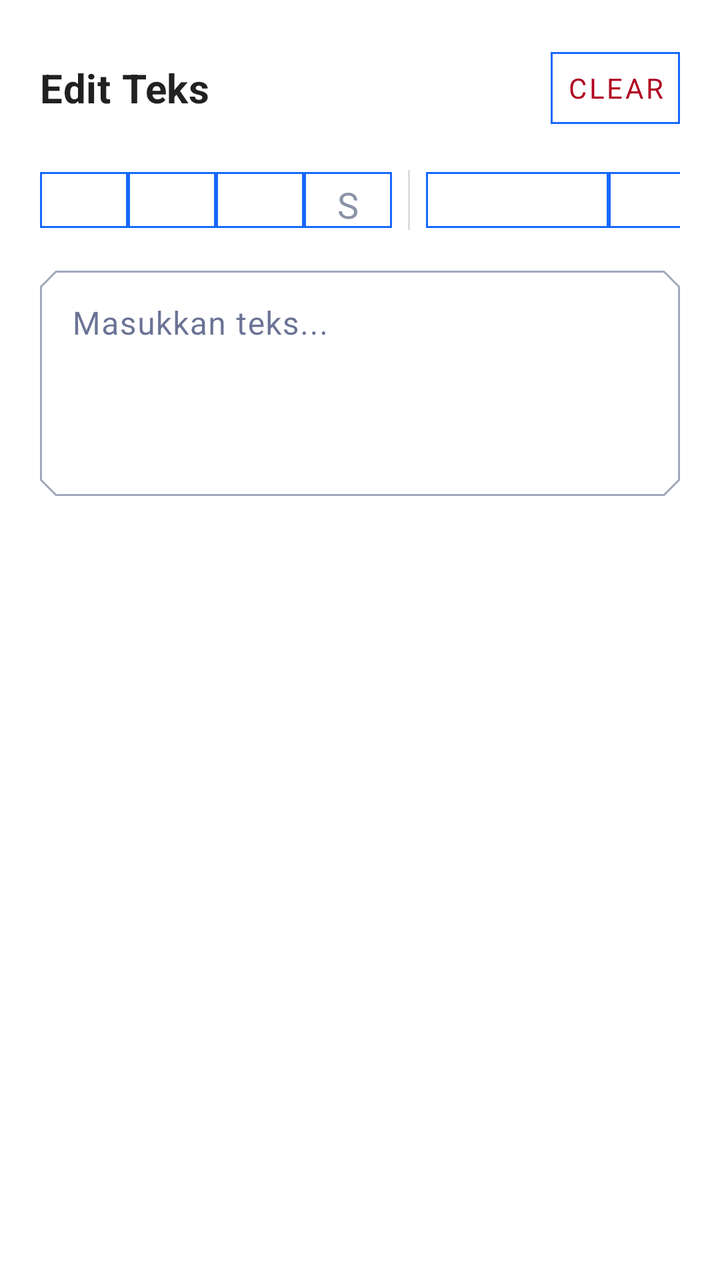
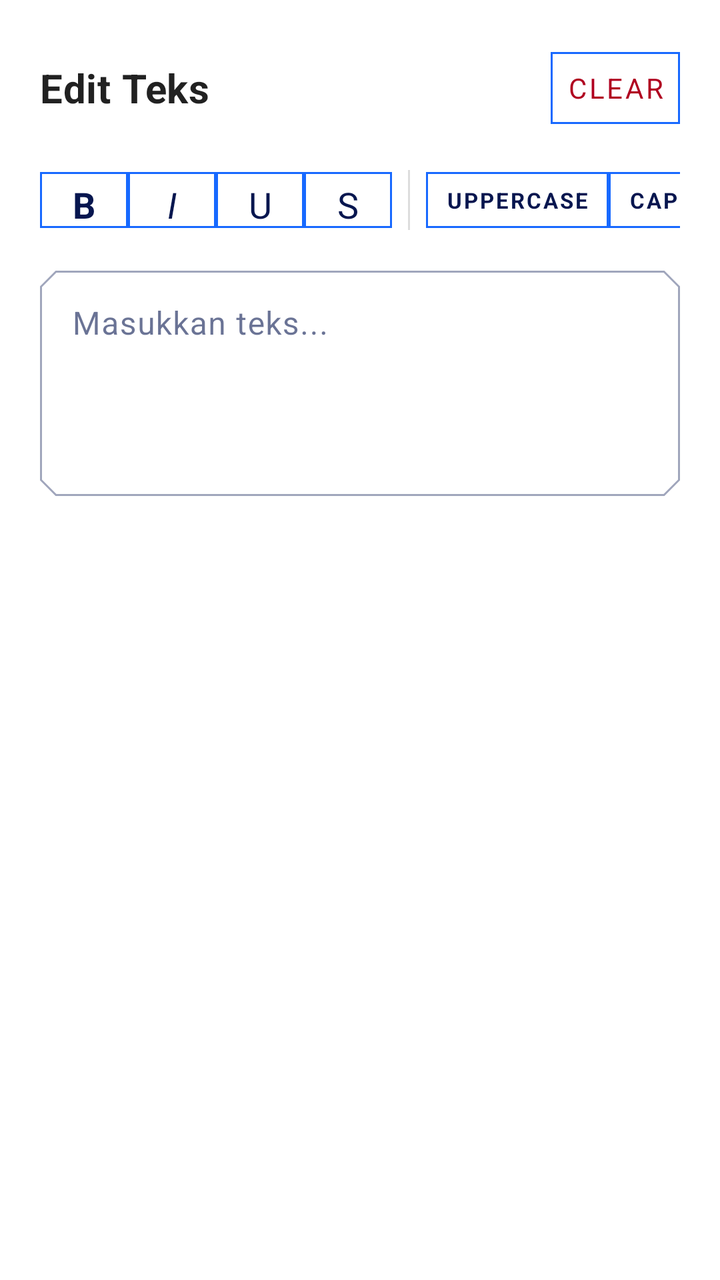

Compare the two renders of this Android layout. The source of the first and the diff that turns it into the second are given below.
<!-- AndroidManifest.xml: application theme AppTheme -->
<!-- res/layout/dialog_edit_text.xml -->
<?xml version="1.0" encoding="utf-8"?>
<LinearLayout xmlns:android="http://schemas.android.com/apk/res/android"
    xmlns:app="http://schemas.android.com/apk/res-auto"
    android:layout_width="match_parent"
    android:layout_height="wrap_content"
    android:orientation="vertical"
    android:padding="20dp">

    
    <LinearLayout
        android:layout_width="match_parent"
        android:layout_height="wrap_content"
        android:gravity="center_vertical"
        android:orientation="horizontal"
        android:paddingBottom="12dp">

        <TextView
            android:id="@+id/dialogTitle"
            android:layout_width="0dp"
            android:layout_height="wrap_content"
            android:layout_weight="1"
            android:text="@string/edit_text_title"
            android:textAppearance="?attr/textAppearanceHeadline6"
            android:textStyle="bold" />

        
        <com.google.android.material.button.MaterialButton
            android:id="@+id/btnClearText"
            style="@style/Widget.MaterialComponents.Button.TextButton"
            android:layout_width="wrap_content"
            android:layout_height="wrap_content"
            android:layout_marginStart="6dp"
            android:minWidth="44dp"
            android:paddingHorizontal="8dp"
            android:text="Clear"
            android:textColor="?attr/colorError" />

    </LinearLayout>

    
    <HorizontalScrollView
        android:id="@+id/formatToolbarScroll"
        android:layout_width="match_parent"
        android:layout_height="wrap_content"
        android:layout_marginBottom="10dp"
        android:scrollbars="none">

        <LinearLayout
            android:id="@+id/formatToolbarContainer"
            android:layout_width="wrap_content"
            android:layout_height="wrap_content"
            android:orientation="horizontal"
            android:gravity="center_vertical">

            <com.google.android.material.button.MaterialButton
                android:id="@+id/btnBold"
                style="@style/Widget.MaterialComponents.Button.TextButton"
                android:layout_width="44dp"
                android:layout_height="40dp"
                android:minWidth="0dp"
                android:text="B"
                android:textSize="18sp"
                android:textStyle="bold" />

            <com.google.android.material.button.MaterialButton
                android:id="@+id/btnItalic"
                style="@style/Widget.MaterialComponents.Button.TextButton"
                android:layout_width="44dp"
                android:layout_height="40dp"
                android:minWidth="0dp"
                android:text="I"
                android:textSize="18sp"
                android:textStyle="italic" />

            <com.google.android.material.button.MaterialButton
                android:id="@+id/btnUnderline"
                style="@style/Widget.MaterialComponents.Button.TextButton"
                android:layout_width="44dp"
                android:layout_height="40dp"
                android:minWidth="0dp"
                android:text="U"
                android:textSize="18sp" />

            <com.google.android.material.button.MaterialButton
                android:id="@+id/btnStrikethrough"
                style="@style/Widget.MaterialComponents.Button.TextButton"
                android:layout_width="44dp"
                android:layout_height="40dp"
                android:minWidth="0dp"
                android:text="S"
                android:textSize="18sp"
                android:textColor="#8A94A6" />

            <View
                android:layout_width="1dp"
                android:layout_height="30dp"
                android:layout_marginHorizontal="8dp"
                android:background="#DDDDDD" />

            <com.google.android.material.button.MaterialButton
                android:id="@+id/btnUppercase"
                style="@style/Widget.MaterialComponents.Button.TextButton"
                android:layout_width="wrap_content"
                android:layout_height="40dp"
                android:minWidth="0dp"
                android:paddingHorizontal="10dp"
                android:text="UPPERCASE"
                android:textSize="11sp"
                android:textStyle="bold" />

            <com.google.android.material.button.MaterialButton
                android:id="@+id/btnCapitalize"
                style="@style/Widget.MaterialComponents.Button.TextButton"
                android:layout_width="wrap_content"
                android:layout_height="40dp"
                android:minWidth="0dp"
                android:paddingHorizontal="10dp"
                android:text="Capitalize"
                android:textSize="11sp"
                android:textStyle="bold" />

            <com.google.android.material.button.MaterialButton
                android:id="@+id/btnLowercase"
                style="@style/Widget.MaterialComponents.Button.TextButton"
                android:layout_width="wrap_content"
                android:layout_height="40dp"
                android:minWidth="0dp"
                android:paddingHorizontal="10dp"
                android:text="lowercase"
                android:textSize="11sp"
                android:textStyle="bold" />
        </LinearLayout>
    </HorizontalScrollView>

    
    <com.google.android.material.textfield.TextInputLayout
        android:id="@+id/textInputLayout"
        style="@style/Widget.MaterialComponents.TextInputLayout.OutlinedBox"
        android:layout_width="match_parent"
        android:layout_height="wrap_content"
        app:boxCornerRadiusBottomEnd="8dp"
        app:boxCornerRadiusBottomStart="8dp"
        app:boxCornerRadiusTopEnd="8dp"
        app:boxCornerRadiusTopStart="8dp">

        <com.google.android.material.textfield.TextInputEditText
            android:id="@+id/etTextInput"
            android:layout_width="match_parent"
            android:layout_height="wrap_content"
            android:gravity="top|start"
            android:hint="@string/edit_text_hint"
            android:inputType="textMultiLine|textCapSentences"
            android:minLines="4"
            android:maxLines="8"
            android:scrollbars="vertical"
            android:textAppearance="?attr/textAppearanceBody1"
            android:textColorHint="@color/brand_blue" />

    </com.google.android.material.textfield.TextInputLayout>

</LinearLayout>
<!-- resources referenced by this layout -->
<resources>
  <color name="brand_blue">#1769FF</color>
  <string name="edit_text_hint">Masukkan teks...</string>
  <string name="edit_text_title">Edit Teks</string>
  <color name="white">#fff</color>
  <color name="black">#000</color>
  <color name="brand_navy">#07164F</color>
  <color name="gray">#616161</color>
  <style name="AppTextInputLayout" parent="Widget.MaterialComponents.TextInputLayout.OutlinedBox.Dense">
          <item name="boxStrokeColor">@color/brand_blue</item>
          <item name="counterTextColor">@color/gray</item>
          <item name="hintTextColor">@color/gray</item>
          <item name="boxCornerRadiusBottomEnd">0dp</item>
          <item name="boxCornerRadiusBottomStart">0dp</item>
          <item name="boxCornerRadiusTopStart">0dp</item>
          <item name="boxCornerRadiusTopEnd">0dp</item>
      </style>
  <style name="AppBottomNavigation" parent="Widget.MaterialComponents.BottomNavigationView.Colored">
  
      </style>
  <style name="AppButton" parent="Widget.MaterialComponents.Button.UnelevatedButton">
          <item name="strokeColor">@color/brand_blue</item>
          <item name="strokeWidth">1dp</item>
          <item name="android:textColor">@color/brand_blue</item>
      </style>
  <style name="ButtonText" parent="TextAppearance.MaterialComponents.Button">
          <item name="fontFamily">@font/raleway_semibold</item>
      </style>
  <style name="Body1Text" parent="TextAppearance.MaterialComponents.Body1">
          <item name="fontFamily">@font/raleway_semibold</item>
      </style>
  <style name="Body2Text" parent="TextAppearance.MaterialComponents.Body2">
          <item name="fontFamily">@font/raleway_semibold</item>
      </style>
  <style name="CaptionText" parent="TextAppearance.MaterialComponents.Caption">
          <item name="fontFamily">@font/raleway_semibold</item>
      </style>
  <style name="Headline4Text" parent="TextAppearance.MaterialComponents.Headline6">
          <item name="fontFamily">@font/raleway_semibold</item>
      </style>
  <style name="Headline5Text" parent="TextAppearance.MaterialComponents.Headline6">
          <item name="fontFamily">@font/raleway_semibold</item>
      </style>
  <style name="Headline6Text" parent="TextAppearance.MaterialComponents.Headline6">
          <item name="fontFamily">@font/raleway_semibold</item>
      </style>
  <style name="AppFloatingActionButton" parent="Widget.MaterialComponents.FloatingActionButton">
          <item name="shapeAppearanceOverlay">@style/FloatingActionButton</item>
      </style>
  <style name="SmallComponent" parent="ShapeAppearance.MaterialComponents.SmallComponent">
          <item name="cornerFamily">cut</item>
          <item name="cornerSize">0dp</item>
      </style>
  <style name="MediumComponent" parent="ShapeAppearance.MaterialComponents.MediumComponent">
          <item name="cornerFamily">cut</item>
          <item name="cornerSize">0dp</item>
      </style>
  <style name="LargeComponent" parent="ShapeAppearance.MaterialComponents.LargeComponent">
          <item name="cornerFamily">cut</item>
          <item name="cornerSize">0dp</item>
      </style>
  <style name="FloatingActionButton" parent="ShapeAppearanceOverlay.MaterialComponents.FloatingActionButton">
      </style>
  <!-- unchanged entries left out for length: 1 -->
</resources>

<!-- the commit's change to res/layout/dialog_edit_text.xml (unified diff, before → after) -->
@@ -59,6 +59,7 @@
                 android:layout_height="40dp"
                 android:minWidth="0dp"
                 android:text="B"
+                android:textColor="@color/brand_navy"
                 android:textSize="18sp"
                 android:textStyle="bold" />
 
@@ -69,6 +70,7 @@
                 android:layout_height="40dp"
                 android:minWidth="0dp"
                 android:text="I"
+                android:textColor="@color/brand_navy"
                 android:textSize="18sp"
                 android:textStyle="italic" />
 
@@ -79,6 +81,7 @@
                 android:layout_height="40dp"
                 android:minWidth="0dp"
                 android:text="U"
+                android:textColor="@color/brand_navy"
                 android:textSize="18sp" />
 
             <com.google.android.material.button.MaterialButton
@@ -88,8 +91,8 @@
                 android:layout_height="40dp"
                 android:minWidth="0dp"
                 android:text="S"
-                android:textSize="18sp"
-                android:textColor="#8A94A6" />
+                android:textColor="@color/brand_navy"
+                android:textSize="18sp" />
 
             <View
                 android:layout_width="1dp"
@@ -105,6 +108,7 @@
                 android:minWidth="0dp"
                 android:paddingHorizontal="10dp"
                 android:text="UPPERCASE"
+                android:textColor="@color/brand_navy"
                 android:textSize="11sp"
                 android:textStyle="bold" />
 
@@ -116,6 +120,7 @@
                 android:minWidth="0dp"
                 android:paddingHorizontal="10dp"
                 android:text="Capitalize"
+                android:textColor="@color/brand_navy"
                 android:textSize="11sp"
                 android:textStyle="bold" />
 
@@ -127,6 +132,7 @@
                 android:minWidth="0dp"
                 android:paddingHorizontal="10dp"
                 android:text="lowercase"
+                android:textColor="@color/brand_navy"
                 android:textSize="11sp"
                 android:textStyle="bold" />
         </LinearLayout>
